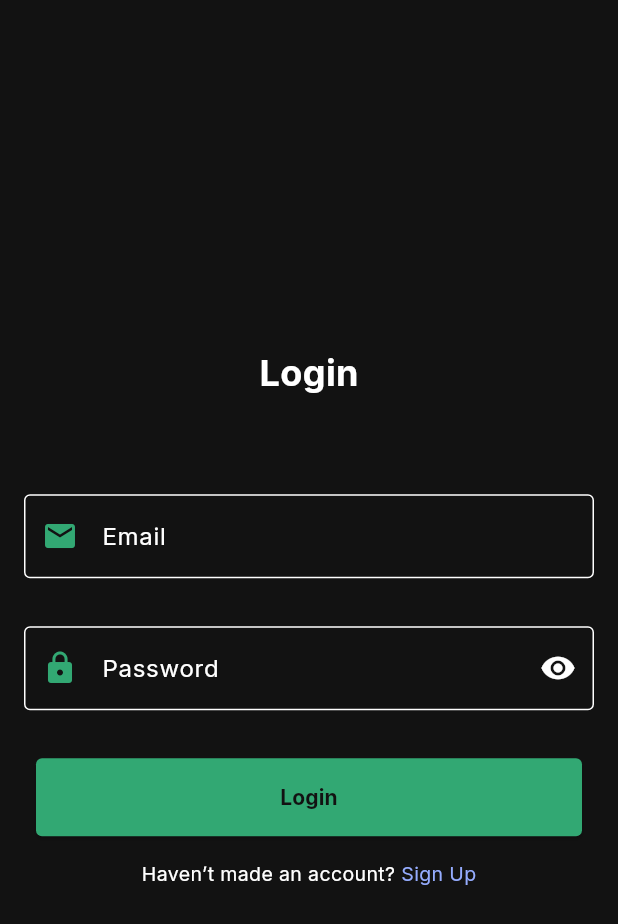
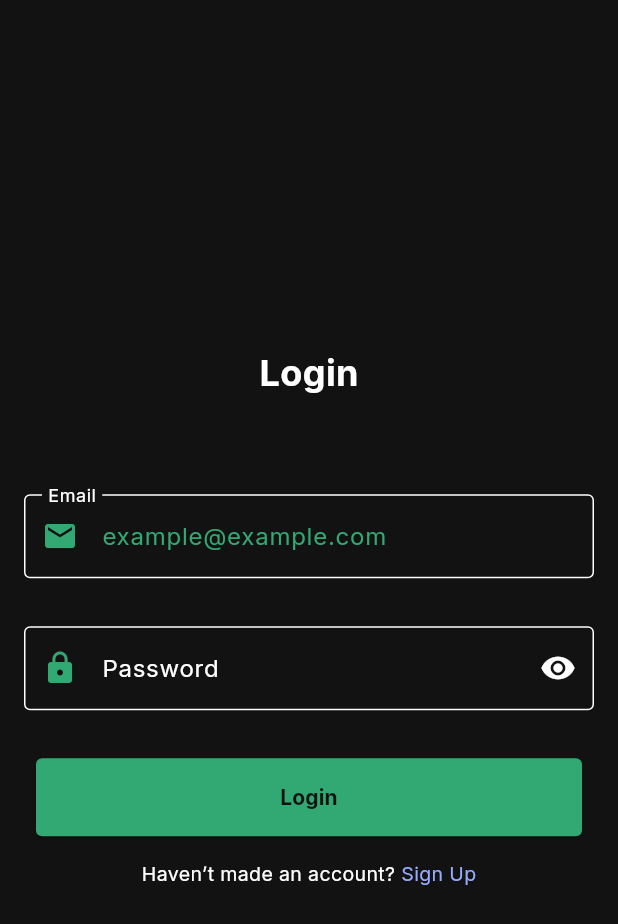
Before and after one commit to TiagoBehenck/flutter-film-flix, a Flutter app: the LoginPage screen opened by its route, on a phone screen of 412 x 824 dp. Shown: the top 924 px of the screen. Run offline on Flutter 3.47's test engine with Material 3 defaults, Android fonts, the phone set to English and light mode, and no system bars; our stand-ins replace dio, go_router, google_fonts, shared_preferences, shimmer; accounts and stored records are empty; network calls fail.

Commit message:
set default value at email input

```diff
--- a/lib/core/authentication/login/view/login_page.dart
+++ b/lib/core/authentication/login/view/login_page.dart
@@ -62,11 +62,11 @@ class _LoginPageState extends State<LoginPage> {
                 ),
               ),
               const SizedBox(height: 64),
-              TextFormField(
-                controller: sigUpController['email'],
+                TextFormField(
+                controller: sigUpController['email']!..text = 'example@example.com',
                 validator: (value) {
                   if (value == null || value.isEmpty) {
-                    return 'Please enter a valid email';
+                  return 'Please enter a valid email';
                   }
                   return null;
                 },
@@ -81,10 +81,10 @@ class _LoginPageState extends State<LoginPage> {
                   labelText: 'Email',
                   hintText: 'Enter your email',
                   hintStyle: TextStyle(
-                    color:Theme.of(context).colorScheme.primary,
+                  color:Theme.of(context).colorScheme.primary,
                   ),
                 ),
-              ),
+                ),
               const SizedBox(height: 32),
               TextFormField(
                 obscureText: _isObscure,
```
